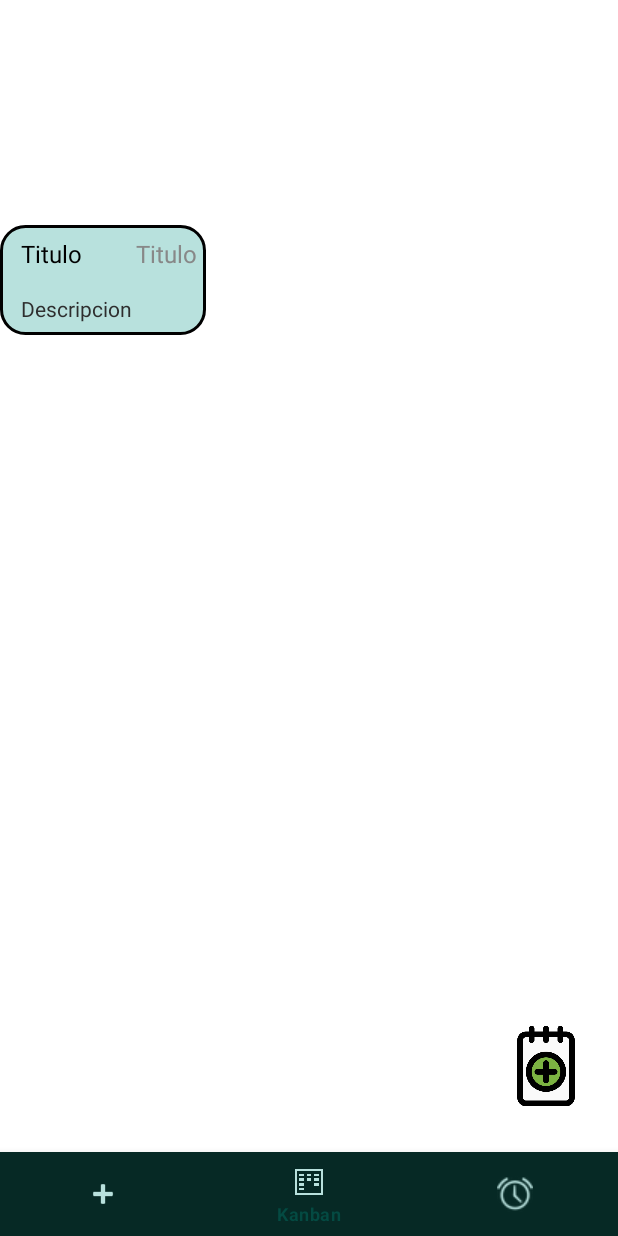
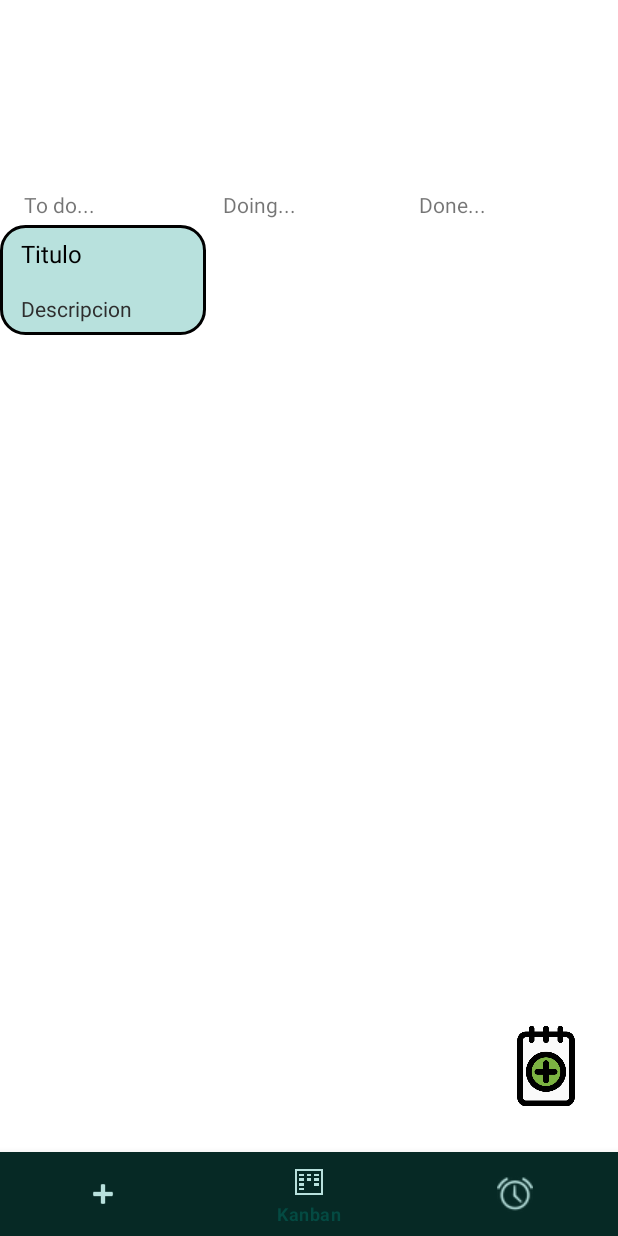
Before and after one commit to DavidArranz/ChronoPlan, an Android app: the screen it shows after launch (MainActivity), on a phone screen of 412 x 824 dp. Run offline under Robolectric (Android 15) with nearby library versions, the light colour scheme and no system bars; libraries missing offline, so code that uses them is left out: com.github.mikephil.charting, it.sephiroth.android; Roboto replaces fonts that are not available here; 8 statements that could not run were skipped.

```diff
--- a/app/src/main/res/layout/fragment_kanban.xml
+++ b/app/src/main/res/layout/fragment_kanban.xml
@@ -54,4 +54,39 @@
         app:layout_constraintTop_toTopOf="parent"
         app:layout_constraintVertical_bias="0.9" />
 
+    <TextView
+        android:id="@+id/textView6"
+        android:layout_width="wrap_content"
+        android:layout_height="wrap_content"
+        android:layout_marginStart="16dp"
+        android:layout_marginBottom="4dp"
+        android:text="To do..."
+        app:layout_constraintBottom_toTopOf="@+id/linearLayout"
+        app:layout_constraintEnd_toEndOf="parent"
+        app:layout_constraintHorizontal_bias="0.0"
+        app:layout_constraintStart_toStartOf="parent" />
+
+    <TextView
+        android:id="@+id/textView7"
+        android:layout_width="wrap_content"
+        android:layout_height="wrap_content"
+        android:layout_marginStart="16dp"
+        android:layout_marginEnd="32dp"
+        android:text="Doing..."
+        app:layout_constraintBottom_toBottomOf="@+id/textView6"
+        app:layout_constraintEnd_toEndOf="parent"
+        app:layout_constraintHorizontal_bias="0.42"
+        app:layout_constraintStart_toStartOf="parent" />
+
+    <TextView
+        android:id="@+id/textView8"
+        android:layout_width="wrap_content"
+        android:layout_height="wrap_content"
+        android:layout_marginStart="16dp"
+        android:text="Done..."
+        app:layout_constraintBottom_toBottomOf="@+id/textView7"
+        app:layout_constraintEnd_toEndOf="parent"
+        app:layout_constraintHorizontal_bias="0.75"
+        app:layout_constraintStart_toStartOf="parent" />
+
 </androidx.constraintlayout.widget.ConstraintLayout>
--- a/app/src/main/res/layout/kanban_card.xml
+++ b/app/src/main/res/layout/kanban_card.xml
@@ -10,15 +10,17 @@
         android:id="@+id/tvId"
         android:layout_width="wrap_content"
         android:layout_height="wrap_content"
-        android:layout_marginEnd="4dp"
         android:fontFamily="sans-serif"
         android:text="Titulo"
         android:textColor="#888888"
         android:textSize="16dp"
+        android:visibility="invisible"
+        app:layout_constraintBottom_toBottomOf="parent"
         app:layout_constraintEnd_toEndOf="parent"
-        app:layout_constraintHorizontal_bias="0.952"
-        app:layout_constraintStart_toEndOf="@+id/tvTitle"
-        app:layout_constraintTop_toTopOf="@+id/tvTitle" />
+        app:layout_constraintHorizontal_bias="0.498"
+        app:layout_constraintStart_toStartOf="parent"
+        app:layout_constraintTop_toTopOf="parent"
+        app:layout_constraintVertical_bias="0.47" />
 
     <TextView
         android:id="@+id/tvTitle"
```
Also changed, not shown: app/src/main/java/org/example/cronoplanv2/controler/TimerFragment.java (+28 -1 lines), app/src/main/res/layout/fragment_timer.xml (+11 -0 lines), app/src/main/res/drawable/borrar.png (added).
